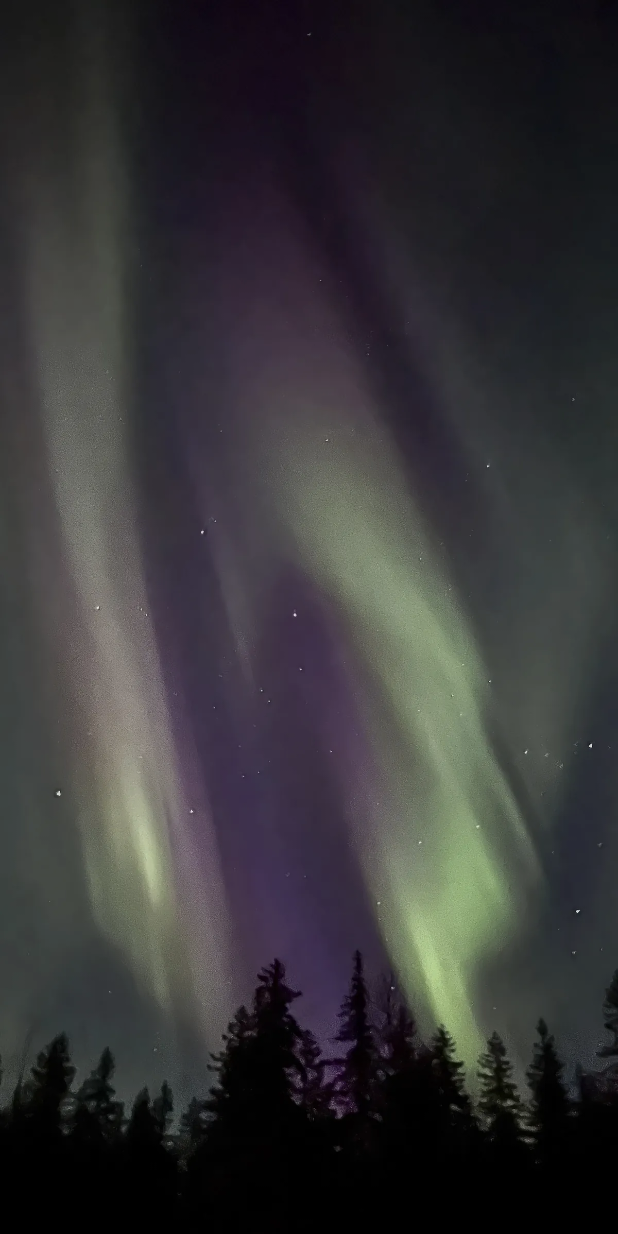
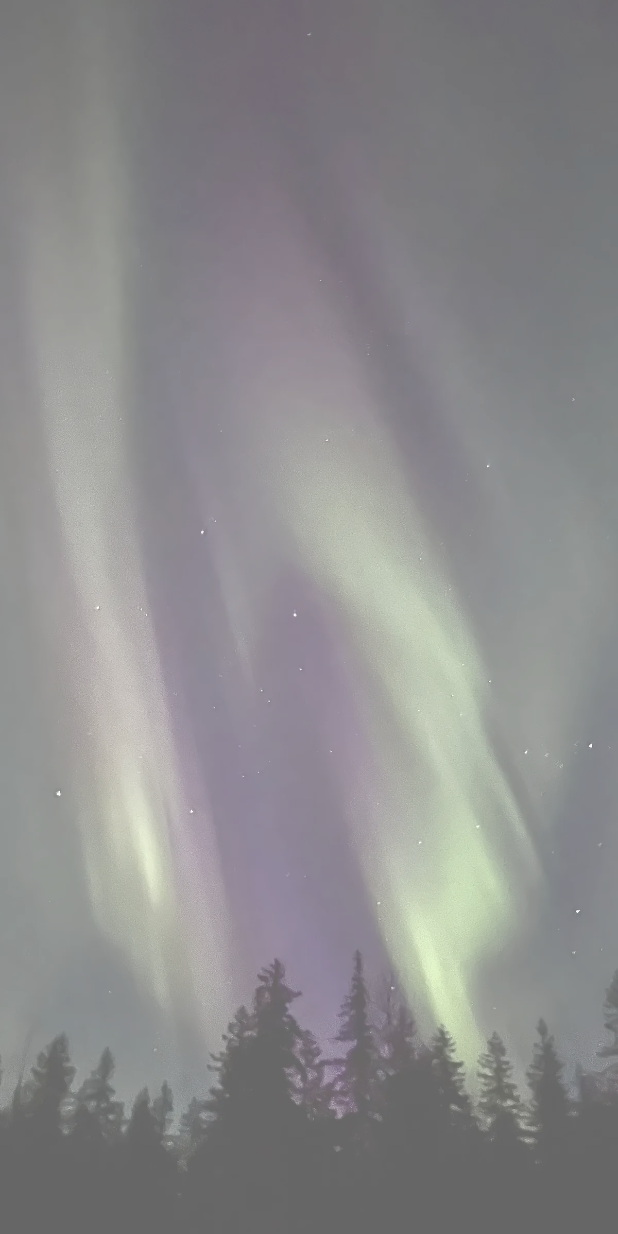
Before and after one commit to LinuxKernel44/OpenSoundboard, an Android app built with Jetpack Compose: the composable PhotoBackground called with empty values, on a phone screen of 412 x 824 dp. Run offline under Robolectric (Android 15) with nearby library versions, the phone set to English and light mode, and no system bars; libraries missing offline, so code that uses them is left out: com.kyant.backdrop, com.kyant.shapes; 13 statements that could not run were skipped.

Commit message:
Add light, dark and system appearance modes (v0.3.0)
Co-Authored-By: Claude Sonnet 5.5 <noreply@anthropic.com>
Claude-Session: https://claude.ai/code/session_01DoMUU7AvSS69yiyXqVLg5F

```diff
--- a/app/build.gradle.kts
+++ b/app/build.gradle.kts
@@ -22,8 +22,8 @@ android {
         applicationId = "io.github.linuxkernel44.opensoundboard"
         minSdk = 26
         targetSdk = 36
-        versionCode = 2
-        versionName = "0.2.0"
+        versionCode = 3
+        versionName = "0.3.0"
         ndk { abiFilters += listOf("arm64-v8a", "armeabi-v7a", "x86_64") }
         externalNativeBuild {
             cmake {
--- a/app/src/main/kotlin/io/github/linuxkernel44/opensoundboard/data/Settings.kt
+++ b/app/src/main/kotlin/io/github/linuxkernel44/opensoundboard/data/Settings.kt
@@ -17,6 +17,7 @@ object Settings {
     var recordDeviceId by mutableIntStateOf(0)
     var recordSampleRate by mutableIntStateOf(48000)
     var recordFloat by mutableStateOf(false)         // false = 24-bit PCM, true = 32-bit float
+    var themeMode by mutableIntStateOf(0)            // 0 system, 1 light, 2 dark
     var singleSound by mutableStateOf(true)          // starting a sound cuts the one that is playing
     var background by mutableIntStateOf(0)           // index into Backgrounds
     var spectrumBands = 32
@@ -31,12 +32,13 @@ object Settings {
         recordSampleRate = prefs.getInt("recRate", 48000)
         recordFloat = prefs.getBoolean("recFloat", false)
         singleSound = prefs.getBoolean("single", true)
+        themeMode = prefs.getInt("theme", 0).coerceIn(0, 2)
         background = prefs.getInt("bg", 0).coerceIn(0, 4)
     }
 
     fun save() {
         prefs.edit().putInt("outDev", outputDeviceId).putInt("outRate", outputSampleRate).putBoolean("exclusive", exclusive)
             .putFloat("master", masterVolume).putInt("recDev", recordDeviceId).putInt("recRate", recordSampleRate)
-            .putBoolean("recFloat", recordFloat).putBoolean("single", singleSound).putInt("bg", background).apply()
+            .putBoolean("recFloat", recordFloat).putBoolean("single", singleSound).putInt("theme", themeMode).putInt("bg", background).apply()
     }
 }
--- a/app/src/main/kotlin/io/github/linuxkernel44/opensoundboard/ui/glass/LiquidBottomTabs.kt
+++ b/app/src/main/kotlin/io/github/linuxkernel44/opensoundboard/ui/glass/LiquidBottomTabs.kt
@@ -66,7 +66,7 @@ fun LiquidBottomTabs(
     modifier: Modifier = Modifier,
     content: @Composable RowScope.() -> Unit
 ) {
-    val isLightTheme = false
+    val isLightTheme = !io.github.linuxkernel44.opensoundboard.ui.theme.LocalAurora.current.dark
     val accentColor =
         if (isLightTheme) io.github.linuxkernel44.opensoundboard.ui.theme.AuroraColors.accentLight
         else io.github.linuxkernel44.opensoundboard.ui.theme.AuroraColors.accentDark
--- a/app/src/main/kotlin/io/github/linuxkernel44/opensoundboard/ui/glass/LiquidSlider.kt
+++ b/app/src/main/kotlin/io/github/linuxkernel44/opensoundboard/ui/glass/LiquidSlider.kt
@@ -55,7 +55,7 @@ fun LiquidSlider(
     backdrop: Backdrop,
     modifier: Modifier = Modifier
 ) {
-    val isLightTheme = false
+    val isLightTheme = !io.github.linuxkernel44.opensoundboard.ui.theme.LocalAurora.current.dark
     val accentColor =
         if (isLightTheme) io.github.linuxkernel44.opensoundboard.ui.theme.AuroraColors.accentLight
         else io.github.linuxkernel44.opensoundboard.ui.theme.AuroraColors.accentDark
--- a/app/src/main/kotlin/io/github/linuxkernel44/opensoundboard/ui/glass/LiquidToggle.kt
+++ b/app/src/main/kotlin/io/github/linuxkernel44/opensoundboard/ui/glass/LiquidToggle.kt
@@ -52,7 +52,7 @@ fun LiquidToggle(
     backdrop: Backdrop,
     modifier: Modifier = Modifier
 ) {
-    val isLightTheme = false
+    val isLightTheme = !io.github.linuxkernel44.opensoundboard.ui.theme.LocalAurora.current.dark
     val accentColor =
         if (isLightTheme) io.github.linuxkernel44.opensoundboard.ui.theme.AuroraColors.accentLight
         else io.github.linuxkernel44.opensoundboard.ui.theme.AuroraColors.accentDark
--- a/app/src/main/kotlin/io/github/linuxkernel44/opensoundboard/ui/screens/SettingsScreen.kt
+++ b/app/src/main/kotlin/io/github/linuxkernel44/opensoundboard/ui/screens/SettingsScreen.kt
@@ -52,6 +52,7 @@ import io.github.linuxkernel44.opensoundboard.ui.glass.GlassAction
 import io.github.linuxkernel44.opensoundboard.ui.glass.GlassChip
 import io.github.linuxkernel44.opensoundboard.ui.glass.GlassPanel
 import io.github.linuxkernel44.opensoundboard.ui.glass.LiquidSlider
+import io.github.linuxkernel44.opensoundboard.ui.glass.Segmented
 import io.github.linuxkernel44.opensoundboard.ui.glass.LiquidToggle
 import io.github.linuxkernel44.opensoundboard.audio.NativeEngine
 import io.github.linuxkernel44.opensoundboard.ui.khz
@@ -132,6 +133,9 @@ fun SettingsScreen(bottomInset: Dp) {
                         LiquidToggle({ Settings.singleSound }, { Settings.singleSound = it; Settings.save() }, backdrop)
                     }
                 }
+            }
+            Section(stringResource(R.string.appearance)) {
+                Segmented(backdrop, listOf(stringResource(R.string.theme_system), stringResource(R.string.theme_light), stringResource(R.string.theme_dark)), Settings.themeMode, { Settings.themeMode = it; Settings.save() })
             }
             Section(stringResource(R.string.background)) {
                 Row(Modifier.fillMaxWidth(), horizontalArrangement = Arrangement.spacedBy(8.dp)) {
--- a/app/src/main/kotlin/io/github/linuxkernel44/opensoundboard/ui/theme/Aurora.kt
+++ b/app/src/main/kotlin/io/github/linuxkernel44/opensoundboard/ui/theme/Aurora.kt
@@ -1,6 +1,8 @@
 package io.github.linuxkernel44.opensoundboard.ui.theme
 
 import androidx.compose.animation.Crossfade
+import androidx.compose.foundation.isSystemInDarkTheme
+import io.github.linuxkernel44.opensoundboard.data.Settings
 import androidx.compose.foundation.Image
 import androidx.compose.foundation.background
 import androidx.compose.foundation.layout.Box
@@ -51,28 +53,40 @@ val DarkAurora = AuroraPalette(
     blobs = listOf(Color(0xFFB0408A), Color(0xFF3A5BD0), Color(0xFF1E9C86)),
 )
 
+val LightAurora = AuroraPalette(
+    dark = false, text = Color(0xFF141A2E), muted = Color(0xFF414866), accent = AuroraColors.accentLight, onAccent = Color.White,
+    ok = Color(0xFF138A5A), danger = Color(0xFFD13438), glass = Color(0xFFFFFFFF).copy(0.52f), glassStrong = Color(0xFFFAFAFF).copy(0.74f),
+    scrim = Color(0xFF29293A).copy(0.34f),
+    gradient = listOf(Color(0xFFFFD9E8), Color(0xFFCFE0FF), Color(0xFFC9F2EA)),
+    blobs = listOf(Color(0xFFFF8AB8), Color(0xFF6FA8FF), Color(0xFF5FE3C8)),
+)
+
 val LocalAurora = staticCompositionLocalOf { DarkAurora }
 
+/** Resolves the palette from the Appearance setting (0 system, 1 light, 2 dark). */
 @Composable
-fun auroraPalette() = DarkAurora
+fun auroraPalette(): AuroraPalette {
+    val system = isSystemInDarkTheme()
+    return when (Settings.themeMode) { 1 -> LightAurora; 2 -> DarkAurora; else -> if (system) DarkAurora else LightAurora }
+}
 
 /** The five bundled photographs (public domain). [scrim] darkens brighter photos so text stays readable. */
-enum class Backdrops(val photo: Int, val thumb: Int, val label: Int, val scrim: Float) {
-    Aurora(R.drawable.bg_aurora, R.drawable.bgt_aurora, R.string.bg_aurora, 0.12f),
-    MountainLake(R.drawable.bg_denali, R.drawable.bgt_denali, R.string.bg_denali, 0.14f),
-    MistyForest(R.drawable.bg_forest, R.drawable.bgt_forest, R.string.bg_forest, 0.40f),
-    MilkyWay(R.drawable.bg_milkyway, R.drawable.bgt_milkyway, R.string.bg_milkyway, 0.10f),
-    PacificSunset(R.drawable.bg_ocean, R.drawable.bgt_ocean, R.string.bg_ocean, 0.30f),
+enum class Backdrops(val photo: Int, val thumb: Int, val label: Int, val scrim: Float, val wash: Float) {
+    Aurora(R.drawable.bg_aurora, R.drawable.bgt_aurora, R.string.bg_aurora, 0.12f, 0.40f),
+    MountainLake(R.drawable.bg_denali, R.drawable.bgt_denali, R.string.bg_denali, 0.14f, 0.40f),
+    MistyForest(R.drawable.bg_forest, R.drawable.bgt_forest, R.string.bg_forest, 0.40f, 0.24f),
+    MilkyWay(R.drawable.bg_milkyway, R.drawable.bgt_milkyway, R.string.bg_milkyway, 0.10f, 0.44f),
+    PacificSunset(R.drawable.bg_ocean, R.drawable.bgt_ocean, R.string.bg_ocean, 0.30f, 0.34f),
 }
 
 @Composable
-fun PhotoBackground(index: Int, modifier: Modifier = Modifier) {
+fun PhotoBackground(index: Int, dark: Boolean, modifier: Modifier = Modifier) {
     val bg = Backdrops.entries[index.coerceIn(0, Backdrops.entries.size - 1)]
     Box(modifier.fillMaxSize()) {
         Crossfade(bg, label = "bg") { b ->
             Box(Modifier.fillMaxSize()) {
                 Image(painterResource(b.photo), null, Modifier.fillMaxSize(), contentScale = ContentScale.Crop)
-                Box(Modifier.fillMaxSize().background(Color.Black.copy(b.scrim)))
+                Box(Modifier.fillMaxSize().background(if (dark) Color.Black.copy(b.scrim) else Color.White.copy(b.wash)))
             }
         }
     }
--- a/app/src/main/res/values/strings.xml
+++ b/app/src/main/res/values/strings.xml
@@ -117,4 +117,8 @@
     <string name="bg_milkyway">Milky Way</string>
     <string name="bg_ocean">Pacific sunset</string>
     <string name="photo_credits">Photos are in the public domain: USDA Forest Service, National Park Service and Bureau of Land Management, via Wikimedia Commons.</string>
+    <string name="appearance">Appearance</string>
+    <string name="theme_system">System</string>
+    <string name="theme_light">Light</string>
+    <string name="theme_dark">Dark</string>
 </resources>
```
Also changed, not shown: app/src/main/kotlin/io/github/linuxkernel44/opensoundboard/ui/App.kt (+13 -1 lines), 2 other files.
